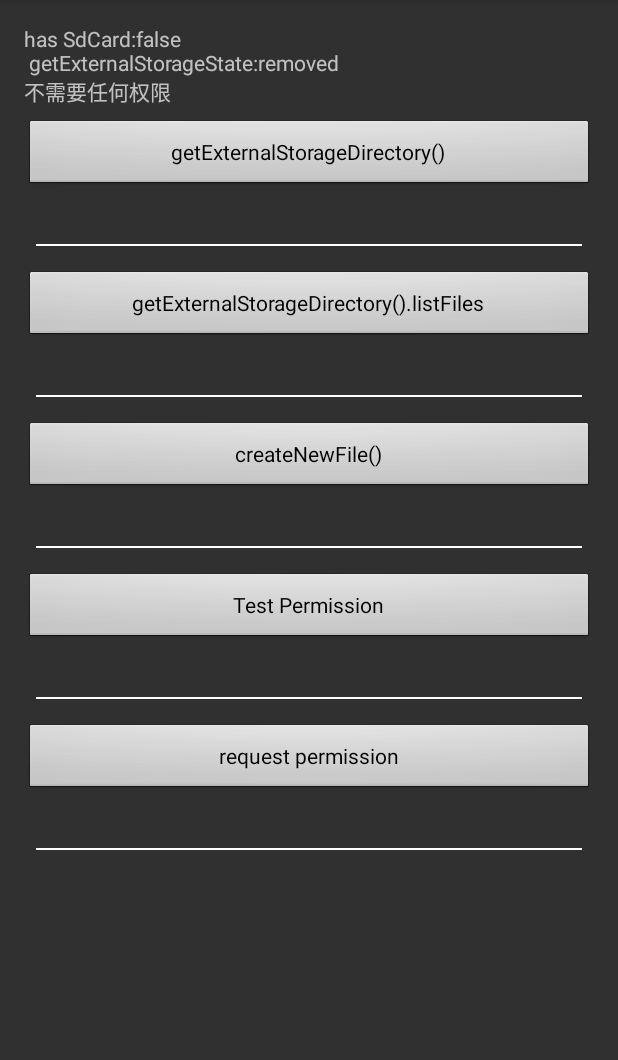
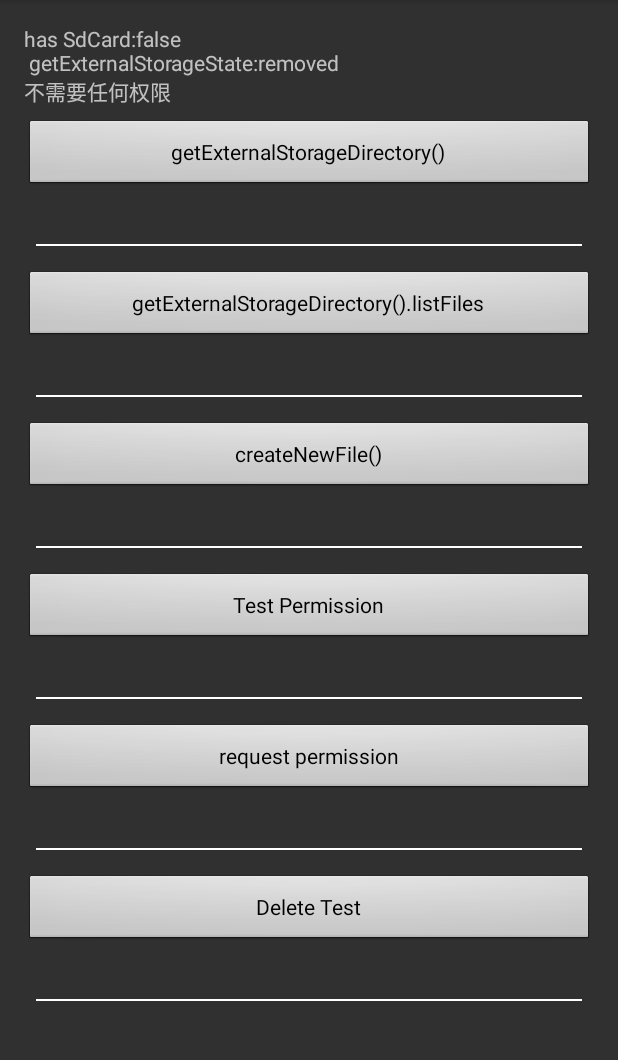
Before and after one commit to collinsmuriuki6kttx/CankingApp6, an Android app: the screen it shows after launch (MainActivity), on a phone screen of 412 x 824 dp, the part 84-1144 px from its top. Run offline under Robolectric (Android 15) with nearby library versions, the phone set to English and light mode, and no system bars.

Commit message:
size test

```diff
--- a/app/src/main/java/com/canking/sdcardhelper/PermissionUtils.java
+++ b/app/src/main/java/com/canking/sdcardhelper/PermissionUtils.java
@@ -52,6 +52,7 @@ public class PermissionUtils {
 
 
     private static void requestPermissionsWrapper(Object cxt, String[] permission, int requestCode) {
+
         if (cxt instanceof Activity) {
             Activity activity = (Activity) cxt;
             ActivityCompat.requestPermissions(activity, permission, requestCode);
--- a/app/src/main/res/layout/activity_main.xml
+++ b/app/src/main/res/layout/activity_main.xml
@@ -126,6 +126,26 @@
                 android:layout_height="1dp"
                 android:layout_margin="8dp"
                 android:background="#ffffffff" />
+            <TextView
+                android:id="@+id/btn6"
+                android:layout_width="match_parent"
+                android:layout_height="wrap_content"
+                android:layout_marginTop="8dp"
+                style="@android:style/Widget.Button"
+                android:onClick="onClick"
+                android:text="Delete Test" />
+
+            <TextView
+                android:id="@+id/text6"
+                android:layout_width="wrap_content"
+                android:layout_height="wrap_content"
+                android:layout_marginTop="8dp" />
+
+            <View
+                android:layout_width="match_parent"
+                android:layout_height="1dp"
+                android:layout_margin="8dp"
+                android:background="#ffffffff" />
         </LinearLayout>
     </ScrollView>
 </RelativeLayout>
```
Also changed, not shown: app/src/main/java/com/canking/sdcardhelper/MainActivity.java (+55 -5 lines).
